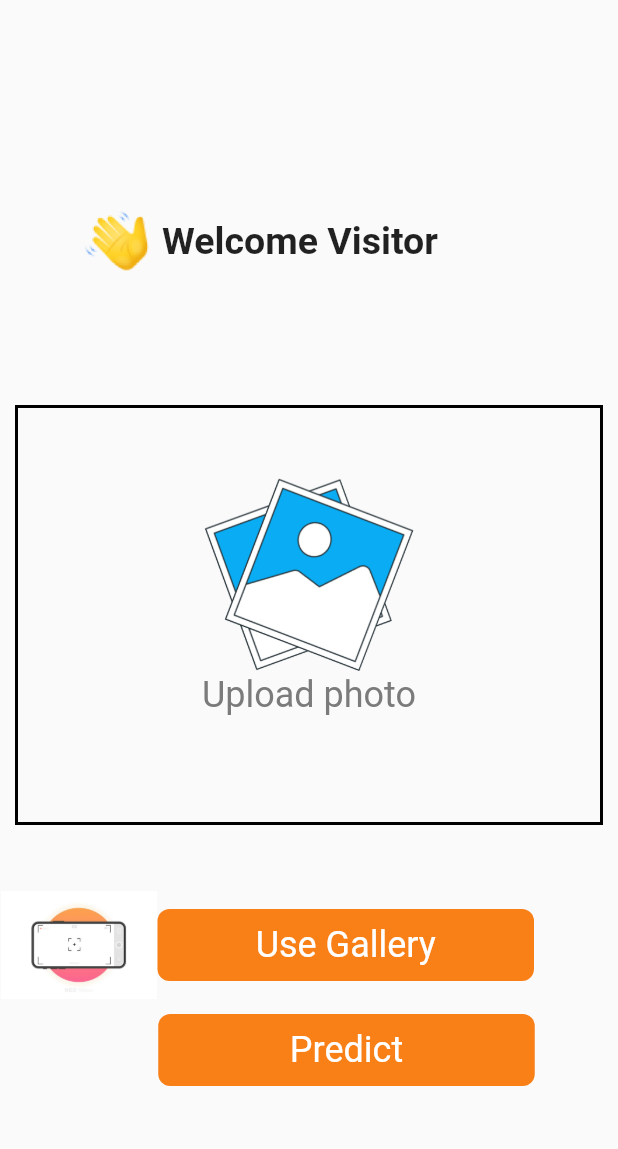
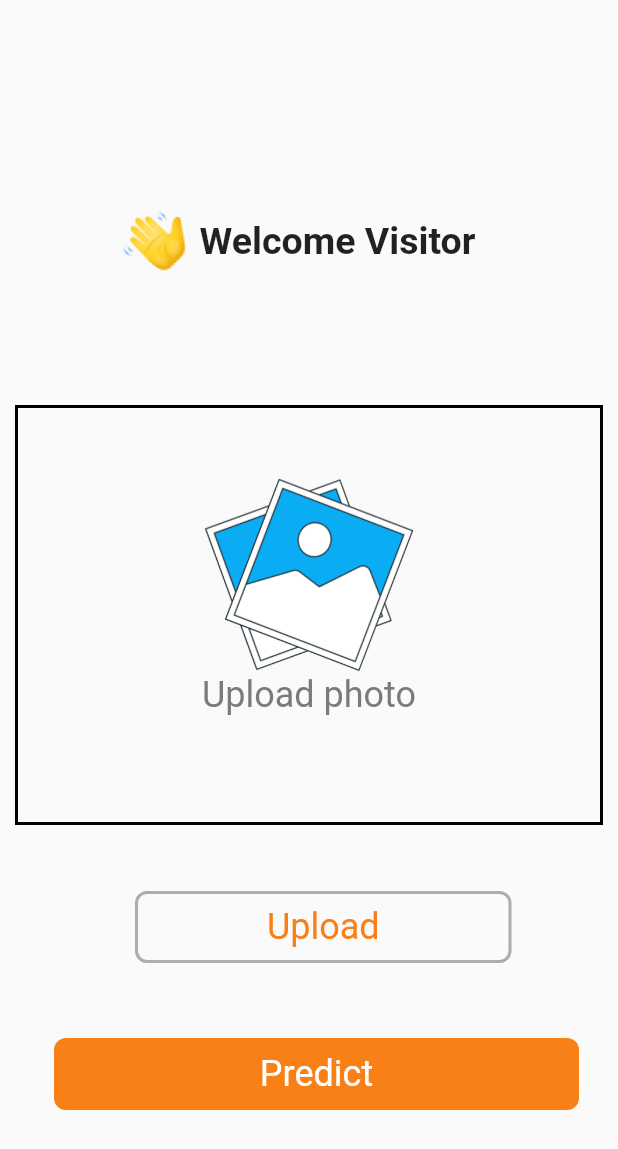
Before and after one commit to ahmed-el-ezarka/Sc-Diagnosis, a Flutter app: the Home screen opened directly, after a tap on "Predict", on a phone screen of 412 x 824 dp. Shown: the top 1149 px of the screen. Run offline on Flutter 3.47's test engine with Material 2 defaults, Android fonts, the phone set to English and light mode, and no system bars; our stand-ins replace flutter_svg, image_picker; missing offline and left inert: adobe_xd; network calls fail; Roboto replaces fonts that are missing (Tahoma).

Commit message:
third com

```diff
--- a/lib/screens/Home.dart
+++ b/lib/screens/Home.dart
@@ -1,3 +1,4 @@
+import 'dart:convert';
 import 'dart:io';
 import 'package:flutter/services.dart';
 import 'package:http/http.dart' as http;
@@ -16,6 +17,10 @@ class Home extends StatefulWidget {
 }
 
 class _HomeState extends State<Home> {
+  String url = '';
+  //String imagePath ='';
+  var data;
+  var result;
   File? image;
   Future pickImage()async{
     try{
@@ -33,11 +38,7 @@ class _HomeState extends State<Home> {
 
   @override
   Widget build(BuildContext context) {
-    String url = '';
-    String imagePath ='';
-    File _image;
-    String _image1 = "";
-    var data;
+
     return Scaffold(
       body: SafeArea(
         child: Column(
@@ -45,7 +46,7 @@ class _HomeState extends State<Home> {
             Center(
               child: Padding(
                 padding: const EdgeInsets.only(
-                  left: 55,
+                  left: 80,
                   top: 138,
                   bottom: 87,
                 ),
@@ -102,15 +103,9 @@ class _HomeState extends State<Home> {
               ),
             ),
             Padding(
-              padding: const EdgeInsets.only(top: 44),
+              padding: const EdgeInsets.only(top: 44,left: 90,bottom: 40),
               child: Row(
                 children: [
-                  SizedBox(
-                    width: 105,
-                    height: 72,
-                    child: Image.
-                    asset('assets/images/phone.jpg'),
-                  ),
                   InkWell(
                     onTap: (){
                       pickImage();
@@ -120,16 +115,19 @@ class _HomeState extends State<Home> {
                         width: 251,
                         height: 48,
                         decoration: BoxDecoration(
-                          color: const Color(0xfff97f17),
+                          border: Border.all(
+                            width: 2, //
+                            color: Color(0xffAEACAC)
+                          ),
                           borderRadius: BorderRadius.circular(8.0),
                         ),
                         child: Center(
                           child: Text(
-                            'Use Gallery',
+                            'Upload',
                             style: TextStyle(
                               fontFamily: 'Tahoma',
                               fontSize: 24,
-                              color: const Color(0xffffffff),
+                              color: const Color(0xfff97f17),
                             ),
                             textAlign: TextAlign.center,
                             softWrap: false,
@@ -144,19 +142,25 @@ class _HomeState extends State<Home> {
           SizedBox(height: 10,),
 
             Padding(
-              padding: const EdgeInsets.only(left:50.0),
+              padding: const EdgeInsets.only(left:10.0),
               child: InkWell(
                 onTap: (){
-                  // url = 'http://127.0.0.1:5000/api?image=$imagePath';https://aka.ms/pscore6
-                  // print(url);
-                  // fetchData(url).then((value) {
-                  // data = value;
-                  // data = jsonDecode(data);
-                  // print(data);
-                  // });
+                  url = 'https://34dd-197-34-172-197.ngrok.io/api?image=$image';
+                  print(url);
+                  fetchData(url).then((value) {
+                    data = value;
+                    data = jsonDecode(data);
+                    print(data);
+                    result=data['result'];
+                    if (result == 0) {
+                      Navigator.push(context, MaterialPageRoute(builder: (context)=>negativeresult()));
+                    }else{
+                      Navigator.push(context, MaterialPageRoute(builder: (context)=>positiveresult()));
+                    }
+                  });
                 },
                 child: Container(
-                  width: 251,
+                  width: 350,
                   height: 48,
                   decoration: BoxDecoration(
                     color: const Color(0xfff97f17),
```
